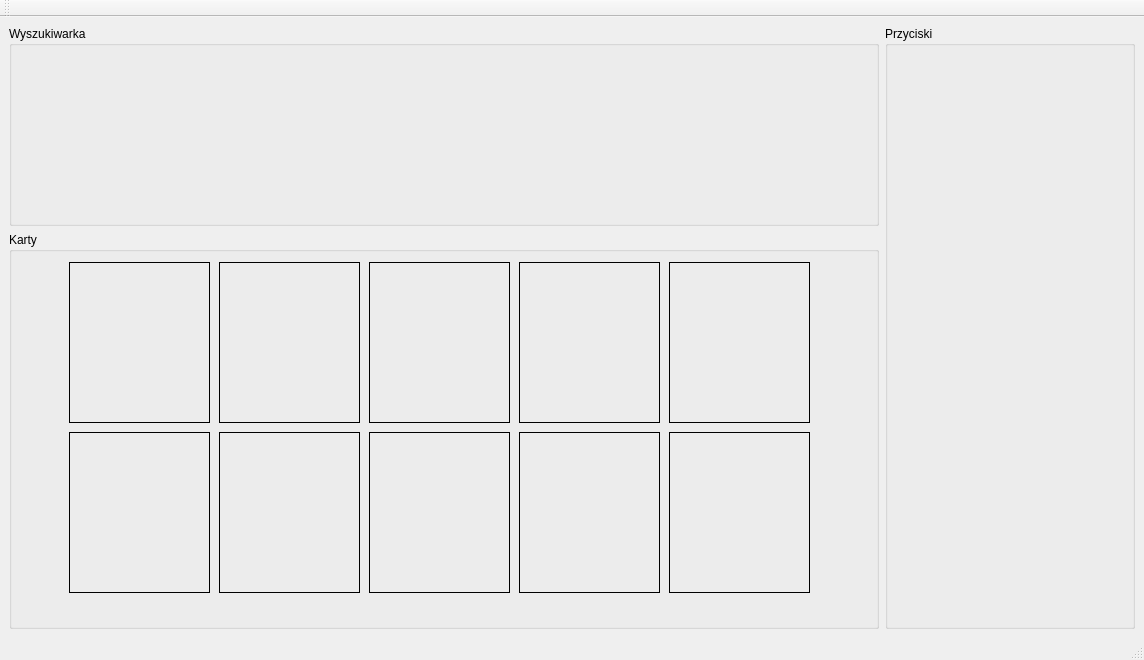
Old version of the form mainwindow.ui in the repository marcinwozniak0/BakcylProgramowania_2020.
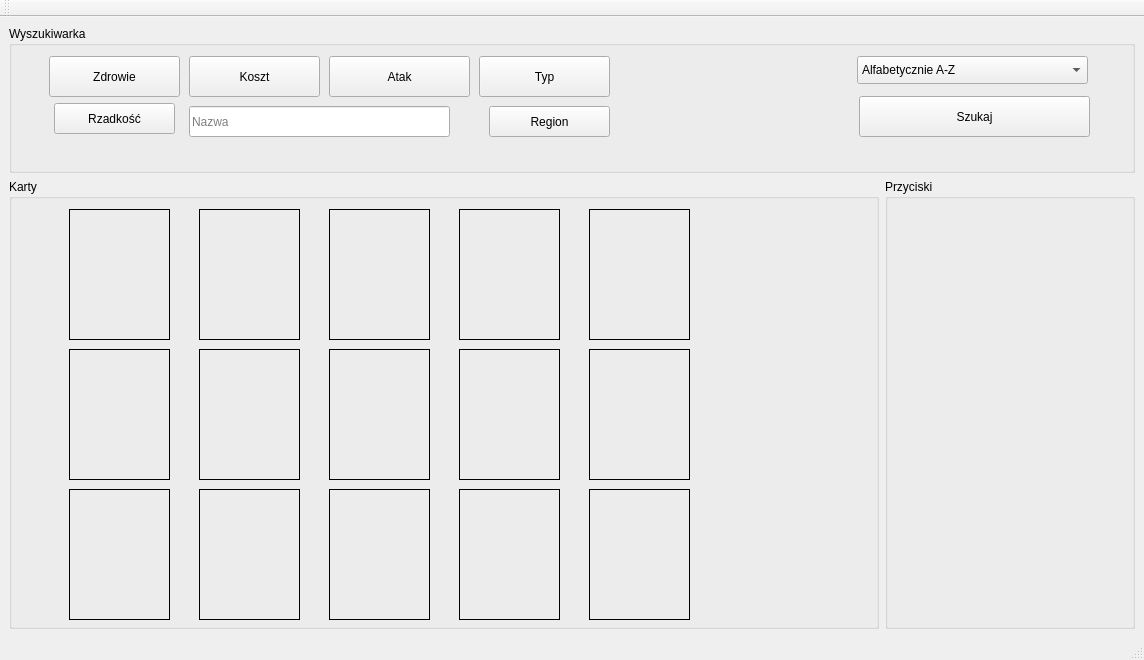
New version of the form.

What changed in the file:
```diff
--- a/mainwindow.ui
+++ b/mainwindow.ui
@@ -21,7 +21,7 @@
   </property>
   <widget class="QWidget" name="centralwidget">
    <layout class="QGridLayout" name="gridLayout">
-    <item row="0" column="1" rowspan="2">
+    <item row="1" column="1">
      <widget class="QGroupBox" name="groupBox_3">
       <property name="maximumSize">
        <size>
@@ -34,7 +34,7 @@
       </property>
      </widget>
     </item>
-    <item row="0" column="0">
+    <item row="0" column="0" colspan="2">
      <widget class="QGroupBox" name="groupBox">
       <property name="maximumSize">
        <size>
@@ -45,10 +45,143 @@
       <property name="title">
        <string>Wyszukiwarka</string>
       </property>
+      <widget class="QPushButton" name="Zdrowie_B">
+       <property name="geometry">
+        <rect>
+         <x>40</x>
+         <y>30</y>
+         <width>131</width>
+         <height>41</height>
+        </rect>
+       </property>
+       <property name="text">
+        <string>Zdrowie</string>
+       </property>
+      </widget>
+      <widget class="QPushButton" name="Koszt_B">
+       <property name="geometry">
+        <rect>
+         <x>180</x>
+         <y>30</y>
+         <width>131</width>
+         <height>41</height>
+        </rect>
+       </property>
+       <property name="text">
+        <string>Koszt</string>
+       </property>
+      </widget>
+      <widget class="QPushButton" name="Atak_B">
+       <property name="geometry">
+        <rect>
+         <x>320</x>
+         <y>30</y>
+         <width>141</width>
+         <height>41</height>
+        </rect>
+       </property>
+       <property name="text">
+        <string>Atak</string>
+       </property>
+      </widget>
+      <widget class="QPushButton" name="Typ_B">
+       <property name="geometry">
+        <rect>
+         <x>470</x>
+         <y>30</y>
+         <width>131</width>
+         <height>41</height>
+        </rect>
+       </property>
+       <property name="text">
+        <string>Typ</string>
+       </property>
+      </widget>
+      <widget class="QLineEdit" name="Nazwa_T">
+       <property name="geometry">
+        <rect>
+         <x>180</x>
+         <y>80</y>
+         <width>261</width>
+         <height>31</height>
+        </rect>
+       </property>
+       <property name="text">
+        <string/>
+       </property>
+       <property name="placeholderText">
+        <string>Nazwa</string>
+       </property>
+      </widget>
+      <widget class="QPushButton" name="Rzadkosc_B">
+       <property name="geometry">
+        <rect>
+         <x>45</x>
+         <y>77</y>
+         <width>121</width>
+         <height>31</height>
+        </rect>
+       </property>
+       <property name="text">
+        <string>Rzadkość</string>
+       </property>
+      </widget>
+      <widget class="QPushButton" name="Region_B">
+       <property name="geometry">
+        <rect>
+         <x>480</x>
+         <y>80</y>
+         <width>121</width>
+         <height>31</height>
+        </rect>
+       </property>
+       <property name="text">
+        <string>Region</string>
+       </property>
+      </widget>
+      <widget class="QPushButton" name="Szukaj_B">
+       <property name="geometry">
+        <rect>
+         <x>850</x>
+         <y>70</y>
+         <width>231</width>
+         <height>41</height>
+        </rect>
+       </property>
+       <property name="text">
+        <string>Szukaj</string>
+       </property>
+      </widget>
+      <widget class="QComboBox" name="Sortowanie_DB">
+       <property name="geometry">
+        <rect>
+         <x>848</x>
+         <y>30</y>
+         <width>231</width>
+         <height>28</height>
+        </rect>
+       </property>
+       <item>
+        <property name="text">
+         <string>Alfabetycznie A-Z</string>
+        </property>
+       </item>
+       <item>
+        <property name="text">
+         <string>Alfabetycznie Z-A</string>
+        </property>
+       </item>
+      </widget>
      </widget>
     </item>
     <item row="1" column="0">
      <widget class="QGroupBox" name="groupBox_2">
+      <property name="minimumSize">
+       <size>
+        <width>0</width>
+        <height>450</height>
+       </size>
+      </property>
       <property name="title">
        <string>Karty</string>
       </property>
@@ -57,8 +190,8 @@
         <rect>
          <x>60</x>
          <y>30</y>
-         <width>141</width>
-         <height>161</height>
+         <width>101</width>
+         <height>131</height>
         </rect>
        </property>
        <property name="frameShape">
@@ -72,9 +205,9 @@
        <property name="geometry">
         <rect>
          <x>60</x>
-         <y>200</y>
-         <width>141</width>
-         <height>161</height>
+         <y>170</y>
+         <width>101</width>
+         <height>131</height>
         </rect>
        </property>
        <property name="frameShape">
@@ -87,10 +220,10 @@
       <widget class="QLabel" name="label_pic0_3">
        <property name="geometry">
         <rect>
-         <x>210</x>
-         <y>30</y>
-         <width>141</width>
-         <height>161</height>
+         <x>60</x>
+         <y>310</y>
+         <width>101</width>
+         <height>131</height>
         </rect>
        </property>
        <property name="frameShape">
@@ -103,10 +236,10 @@
       <widget class="QLabel" name="label_pic0_4">
        <property name="geometry">
         <rect>
-         <x>210</x>
-         <y>200</y>
-         <width>141</width>
-         <height>161</height>
+         <x>190</x>
+         <y>30</y>
+         <width>101</width>
+         <height>131</height>
         </rect>
        </property>
        <property name="frameShape">
@@ -119,10 +252,10 @@
       <widget class="QLabel" name="label_pic0_5">
        <property name="geometry">
         <rect>
-         <x>360</x>
+         <x>320</x>
          <y>30</y>
-         <width>141</width>
-         <height>161</height>
+         <width>101</width>
+         <height>131</height>
         </rect>
        </property>
        <property name="frameShape">
@@ -135,10 +268,10 @@
       <widget class="QLabel" name="label_pic0_11">
        <property name="geometry">
         <rect>
-         <x>360</x>
-         <y>200</y>
-         <width>141</width>
-         <height>161</height>
+         <x>450</x>
+         <y>30</y>
+         <width>101</width>
+         <height>131</height>
         </rect>
        </property>
        <property name="frameShape">
@@ -151,10 +284,10 @@
       <widget class="QLabel" name="label_pic0_18">
        <property name="geometry">
         <rect>
-         <x>510</x>
+         <x>580</x>
          <y>30</y>
-         <width>141</width>
-         <height>161</height>
+         <width>101</width>
+         <height>131</height>
         </rect>
        </property>
        <property name="frameShape">
@@ -167,10 +300,10 @@
       <widget class="QLabel" name="label_pic0_19">
        <property name="geometry">
         <rect>
-         <x>510</x>
-         <y>200</y>
-         <width>141</width>
-         <height>161</height>
+         <x>190</x>
+         <y>170</y>
+         <width>101</width>
+         <height>131</height>
         </rect>
        </property>
        <property name="frameShape">
@@ -183,10 +316,10 @@
       <widget class="QLabel" name="label_pic0_20">
        <property name="geometry">
         <rect>
-         <x>660</x>
-         <y>30</y>
-         <width>141</width>
-         <height>161</height>
+         <x>320</x>
+         <y>170</y>
+         <width>101</width>
+         <height>131</height>
         </rect>
        </property>
        <property name="frameShape">
@@ -199,10 +332,90 @@
       <widget class="QLabel" name="label_pic0_21">
        <property name="geometry">
         <rect>
-         <x>660</x>
-         <y>200</y>
-         <width>141</width>
-         <height>161</height>
+         <x>450</x>
+         <y>170</y>
+         <width>101</width>
+         <height>131</height>
+        </rect>
+       </property>
+       <property name="frameShape">
+        <enum>QFrame::Box</enum>
+       </property>
+       <property name="text">
+        <string/>
+       </property>
+      </widget>
+      <widget class="QLabel" name="label_pic10">
+       <property name="geometry">
+        <rect>
+         <x>580</x>
+         <y>170</y>
+         <width>101</width>
+         <height>131</height>
+        </rect>
+       </property>
+       <property name="frameShape">
+        <enum>QFrame::Box</enum>
+       </property>
+       <property name="text">
+        <string/>
+       </property>
+      </widget>
+      <widget class="QLabel" name="label_pic12">
+       <property name="geometry">
+        <rect>
+         <x>190</x>
+         <y>310</y>
+         <width>101</width>
+         <height>131</height>
+        </rect>
+       </property>
+       <property name="frameShape">
+        <enum>QFrame::Box</enum>
+       </property>
+       <property name="text">
+        <string/>
+       </property>
+      </widget>
+      <widget class="QLabel" name="label_pic13">
+       <property name="geometry">
+        <rect>
+         <x>320</x>
+         <y>310</y>
+         <width>101</width>
+         <height>131</height>
+        </rect>
+       </property>
+       <property name="frameShape">
+        <enum>QFrame::Box</enum>
+       </property>
+       <property name="text">
+        <string/>
+       </property>
+      </widget>
+      <widget class="QLabel" name="label_pic14">
+       <property name="geometry">
+        <rect>
+         <x>450</x>
+         <y>310</y>
+         <width>101</width>
+         <height>131</height>
+        </rect>
+       </property>
+       <property name="frameShape">
+        <enum>QFrame::Box</enum>
+       </property>
+       <property name="text">
+        <string/>
+       </property>
+      </widget>
+      <widget class="QLabel" name="label_pic15">
+       <property name="geometry">
+        <rect>
+         <x>580</x>
+         <y>310</y>
+         <width>101</width>
+         <height>131</height>
         </rect>
        </property>
        <property name="frameShape">
```
Left out of the diff: 20 changed lines with no effect on the pictures.
